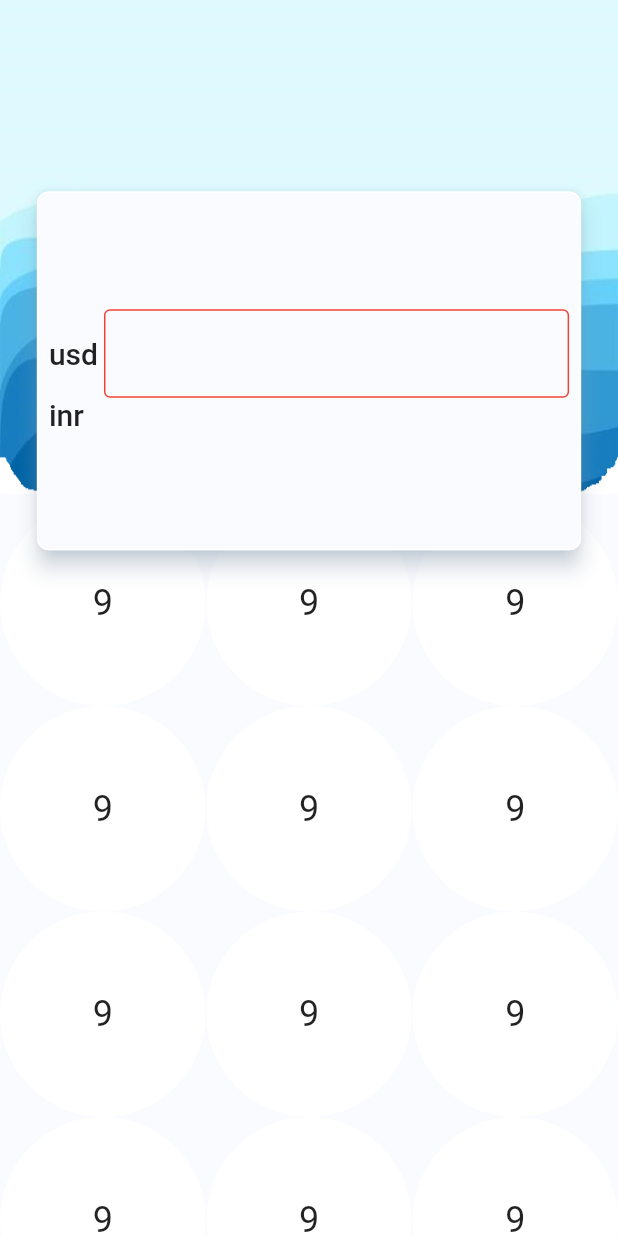
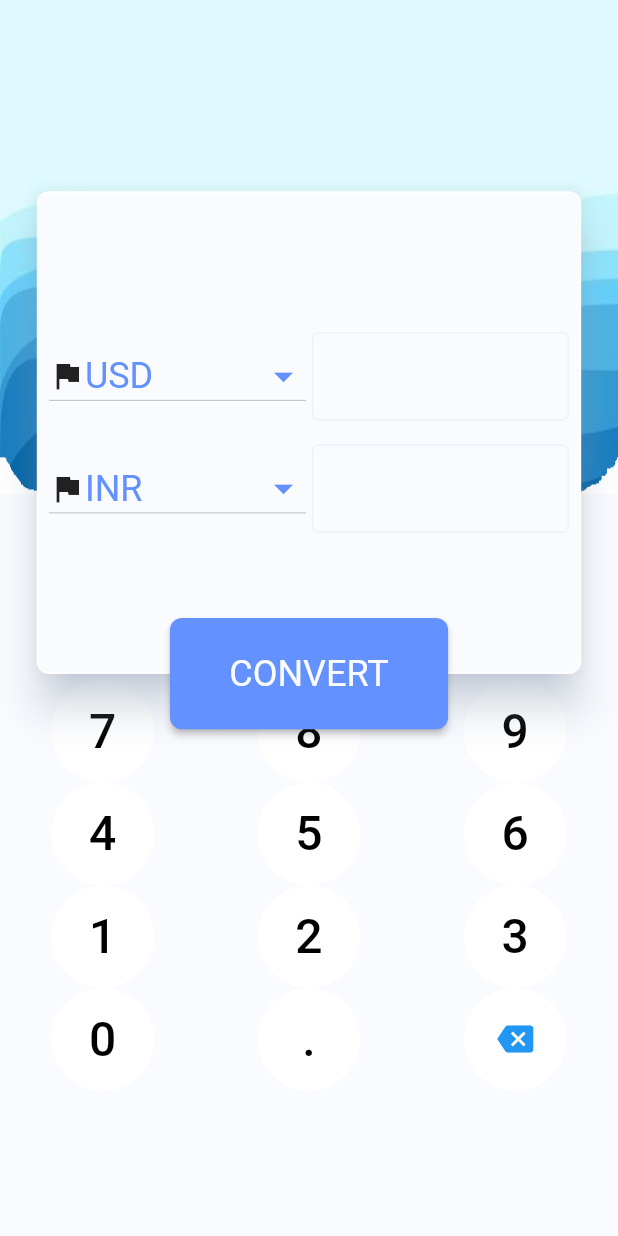
Before and after one commit to tareksmart/currency, a Flutter app: the screen it shows after launch, on a phone screen of 412 x 824 dp. Run offline on Flutter 3.47's test engine with Material 2 defaults, Android fonts, the phone set to English and light mode, and no system bars; our stand-ins replace flutter_staggered_animations.

Commit message:
from work home page

```diff
--- a/lib/view/constant/myConstants.dart
+++ b/lib/view/constant/myConstants.dart
@@ -2,8 +2,9 @@ import 'dart:ui';
 
 class MyColors {
   static Color whiteColor = Color(0xFFFFFFFF);
-  static Color shadowColor = Color(0xFFcee4fb);
+  static Color shadowColor = Color(0xFFd2e6fd);
   static Color greyColor = Color(0xFFE5E5E5);
-  static Color blackColor = Color(0xff17181a);
+  static Color ButtonColor = Color(0xff6391ff);
   static Color primaryColor = Color(0xfffafbff);
+  static Color backGroundTextFieldColor = Color(0xffeef2ff);
 }
--- a/lib/view/pages/myHomePage.dart
+++ b/lib/view/pages/myHomePage.dart
@@ -1,17 +1,18 @@
 import 'package:currencypro/view/constant/myConstants.dart';
+import 'package:currencypro/view/widget/convert_button.dart';
+import 'package:currencypro/view/widget/text_button.dart';
 import 'package:flutter/material.dart';
 import 'package:flutter_staggered_animations/flutter_staggered_animations.dart';
 
+import '../widget/curr_card.dart';
+
 class MyHomePage extends StatelessWidget {
   MyHomePage({Key? key}) : super(key: key);
-  TextEditingController _baseCurrency_controller = TextEditingController();
-  TextEditingController _toCurr_controller = TextEditingController();
-  final _globalKey=GlobalKey<FormState>();
+
   @override
   Widget build(BuildContext context) {
     final size = MediaQuery.of(context).size;
     return Scaffold(
-      extendBody: true,
       body: SingleChildScrollView(
         child: Stack(
           children: [
@@ -27,19 +28,21 @@ class MyHomePage extends StatelessWidget {
                       fit: BoxFit.fill,
                     ),
                   ),
-                  const SizedBox(
-                    height: 4,
+                   SizedBox(
+                    height: size.height * .15,
                   ),
                   SizedBox(
                     height: size.height * .6,
                     child: AnimationLimiter(
                       child: GridView.count(
+                        childAspectRatio: 2,
                         crossAxisSpacing: .5,
                         crossAxisCount: 3,
                         children: List.generate(
+
                             12,
                             (index) => AnimationConfiguration.staggeredGrid(
-                                  position: index,
+                                  position: 10,
                                   duration: const Duration(seconds: 1),
                                   columnCount: 3,
                                   child: ScaleAnimation(
@@ -48,18 +51,11 @@ class MyHomePage extends StatelessWidget {
                                       decoration: BoxDecoration(
                                           shape: BoxShape.circle,
                                           color: MyColors.whiteColor),
-                                      child: TextButton(
-                                        onPressed: () {},
-                                        child: Text(
-                                          '9',
-                                          style: Theme.of(context)
-                                              .textTheme
-                                              .headline5,
-                                        ),
-                                      ),
+                                      child: MyTextButton(index: index,onPress: (){},),
                                     ),
                                   )),
-                                )),
+                                ),
+                       growable: false ),
                       ),
                     ),
                   )
@@ -73,55 +69,18 @@ class MyHomePage extends StatelessWidget {
                 ),
                 Align(
                   alignment: Alignment.center,
-                  child: SizedBox(
-                    height: size.height * .3,
-                    width: size.width * .9,
-
-                    child: Card(
-                      color: MyColors.primaryColor,
-                      elevation: 6,
-                      child: Padding(
-                        padding: const EdgeInsets.symmetric(horizontal: 8.0),
-                        child: Form(
-                          key: _globalKey,
-                          child: Column(
-                            mainAxisAlignment: MainAxisAlignment.center,
-                            children: [
-                              Row(
-                                crossAxisAlignment: CrossAxisAlignment.center,
-                                mainAxisAlignment: MainAxisAlignment.spaceBetween,
-                                children: [
-                                  Text(
-                                    'usd',
-                                    style: Theme.of(context).textTheme.headline6,
-                                  ),
-                                  SizedBox(width: 4,),
-
-                                  Expanded(
-                                    child: TextFormField(
-                                      controller: _baseCurrency_controller,
-                                      decoration: InputDecoration(
-                                          labelStyle:
-                                              Theme.of(context).textTheme.subtitle2),
-                                    ),
-                                  )
-                                ],
-                              ),
-                              Row(
-                                children: [
-                                  Text(
-                                    'inr',
-                                    style: Theme.of(context).textTheme.headline6,
-                                  ),
-                                  //TextFormField()
-                                ],
-                              )
-                            ],
-                          ),
-                        ),
-                      ),
-                    ),
-                  ),
+                  child:Currencycard() ,
+                ),
+              ],
+            ),
+            Column(
+              children: [
+                SizedBox(
+                  height: size.height * .5,
+                ),
+                Align(
+                  alignment: Alignment.center,
+                  child:ConvertButton(text: 'CONVERT', onTab: () {  },size: size,) ,
                 ),
               ],
             )
--- /dev/null
+++ b/lib/view/widget/convert_button.dart
@@ -0,0 +1,32 @@
+import 'package:currencypro/view/constant/myConstants.dart';
+import 'package:flutter/material.dart';
+
+class ConvertButton extends StatelessWidget {
+  const ConvertButton(
+      {Key? key, required this.onTab, required this.text, required this.size})
+      : super(key: key);
+  final VoidCallback onTab;
+  final String text;
+  final Size size;
+
+  @override
+  Widget build(BuildContext context) {
+    return SizedBox(
+      height: size.height * .09,
+      width: size.width * .45,
+      child: ElevatedButton(
+          style: ElevatedButton.styleFrom(
+              primary: MyColors.ButtonColor,
+              shape: RoundedRectangleBorder(
+                  borderRadius: BorderRadius.circular(8))),
+          onPressed: onTab,
+          child: Text(
+            text,
+            style: Theme.of(context)
+                .textTheme
+                .headline5!
+                .copyWith(color: MyColors.primaryColor),
+          )),
+    );
+  }
+}
--- /dev/null
+++ b/lib/view/widget/curr_card.dart
@@ -0,0 +1,126 @@
+import 'package:flutter/material.dart';
+
+import '../constant/myConstants.dart';
+class Currencycard extends StatelessWidget {
+   Currencycard({Key? key}) : super(key: key);
+  TextEditingController _baseCurrency_controller = TextEditingController();
+  TextEditingController _toCurr_controller = TextEditingController();
+  final _globalKey = GlobalKey<FormState>();
+  @override
+  Widget build(BuildContext context) {
+    final size = MediaQuery.of(context).size;
+    return SizedBox(
+      height: size.height * .4,
+      width: size.width * .9,
+      child: Card(
+        shadowColor: MyColors.shadowColor,
+        color: MyColors.primaryColor,
+        elevation: 12,
+        child: Padding(
+          padding: const EdgeInsets.symmetric(horizontal: 8.0),
+          child: Form(
+            key: _globalKey,
+            child: Column(
+              mainAxisAlignment: MainAxisAlignment.center,
+              children: [
+                Row(
+                  crossAxisAlignment: CrossAxisAlignment.center,
+                  mainAxisAlignment:
+                  MainAxisAlignment.spaceBetween,
+                  children: [
+                    Expanded(
+                      child: DropdownButton<String>(
+                        items: [
+                          DropdownMenuItem(
+                            child: Row(
+                              children: [Icon(Icons.flag),
+                                Text(
+                                  'USD',
+                                  style: Theme.of(context)
+                                      .textTheme
+                                      .headline5!
+                                      .copyWith(
+                                      color:
+                                      MyColors.ButtonColor),
+                                ),
+                              ],
+                            ),
+                          )
+                        ],
+                        onChanged: (value) {},
+                        isExpanded: true,
+                        iconEnabledColor: MyColors.ButtonColor,
+                        iconSize: 30,
+                        elevation: 0,
+
+                      ),
+                    ),
+                    const SizedBox(
+                      width: 4,
+                    ),
+                    Expanded(
+                      child: TextFormField(
+                        controller: _baseCurrency_controller,
+                        decoration: InputDecoration(
+                            labelStyle: Theme.of(context)
+                                .textTheme
+                                .subtitle2),
+                      ),
+                    )
+                  ],
+                ),
+                const SizedBox(height: 16,),
+                Row(
+                  crossAxisAlignment: CrossAxisAlignment.center,
+                  mainAxisAlignment:
+                  MainAxisAlignment.spaceBetween,
+                  children: [
+                    Expanded(
+                      child: DropdownButton<String>(
+
+                        items: [
+                          DropdownMenuItem(
+                            child: Row(
+                              children: [Icon(Icons.flag),
+                                Text(
+                                  'INR',
+                                  style: Theme.of(context)
+                                      .textTheme
+                                      .headline5!
+                                      .copyWith(
+                                      color:
+                                      MyColors.ButtonColor),
+                                ),
+                              ],
+                            ),
+                          )
+                        ],
+                        onChanged: (value) {},
+                        isExpanded: true,
+                        iconEnabledColor: MyColors.ButtonColor,
+                        iconSize: 30,
+                        elevation: 0,
+                      ),
+                    ),
+                    const SizedBox(
+                      width: 4,
+                    ),
+                    Expanded(
+                      child: TextFormField(
+                        controller: _baseCurrency_controller,
+                        decoration: InputDecoration(
+                            labelStyle: Theme.of(context)
+                                .textTheme
+                                .subtitle2),
+                      ),
+                    )
+                  ],
+                )
+              ],
+            ),
+          ),
+        ),
+      ),
+    );
+  }
+}
--- /dev/null
+++ b/lib/view/widget/text_button.dart
@@ -0,0 +1,98 @@
+import 'package:currencypro/view/constant/myConstants.dart';
+import 'package:flutter/material.dart';
+
+class MyTextButton extends StatelessWidget {
+  const MyTextButton({Key? key, required this.onPress, required this.index})
+      : super(key: key);
+
+  final VoidCallback onPress;
+  final int index;
+  @override
+  Widget build(BuildContext context) {
+    if (index == 0) {
+      return TextButton(
+          onPressed: onPress,
+          child: Text(
+            '7',
+            style: Theme.of(context)
+                .textTheme
+                .headline5!
+                .copyWith(color: Colors.black,fontWeight: FontWeight.w500,fontSize: 32)
+               ,
+          ));
+    } else if (index == 1) {
+      return TextButton(onPressed: onPress, child: Text('8',
+        style: Theme.of(context)
+            .textTheme
+            .headline5!
+            .copyWith(color: Colors.black,fontWeight: FontWeight.w500,fontSize: 32)
+        ,));
+    } else if (index == 2) {
+      return TextButton(onPressed: onPress, child: Text('9',
+        style: Theme.of(context)
+            .textTheme
+            .headline5!
+            .copyWith(color: Colors.black,fontWeight: FontWeight.w500,fontSize: 32)
+        ,));
+    } else if (index == 3) {
+      return TextButton(onPressed: onPress, child: Text('4',
+        style: Theme.of(context)
+            .textTheme
+            .headline5!
+            .copyWith(color: Colors.black,fontWeight: FontWeight.w500,fontSize: 32)
+        ,));
+    } else if (index == 4) {
+      return TextButton(onPressed: onPress, child: Text('5',
+        style: Theme.of(context)
+            .textTheme
+            .headline5!
+            .copyWith(color: Colors.black,fontWeight: FontWeight.w500,fontSize: 32)
+        ,));
+    } else if (index == 5) {
+      return TextButton(onPressed: onPress, child: Text('6',
+        style: Theme.of(context)
+            .textTheme
+            .headline5!
+            .copyWith(color: Colors.black,fontWeight: FontWeight.w500,fontSize: 32)
+        ,));
+    } else if (index == 6) {
+      return TextButton(onPressed: onPress, child: Text('1',
+        style: Theme.of(context)
+            .textTheme
+            .headline5!
+            .copyWith(color: Colors.black,fontWeight: FontWeight.w500,fontSize: 32)
+        ,));
+    } else if (index == 7) {
+      return TextButton(onPressed: onPress, child: Text('2',
+        style: Theme.of(context)
+            .textTheme
+            .headline5!
+            .copyWith(color: Colors.black,fontWeight: FontWeight.w500,fontSize: 32)
+        ,));
+    } else if (index == 8) {
+      return TextButton(onPressed: onPress, child: Text('3',
+        style: Theme.of(context)
+            .textTheme
+            .headline5!
+            .copyWith(color: Colors.black,fontWeight: FontWeight.w500,fontSize: 32)
+        ,));
+    } else if (index == 9) {
+      return TextButton(onPressed: onPress, child: Text('0',
+        style: Theme.of(context)
+            .textTheme
+            .headline5!
+            .copyWith(color: Colors.black,fontWeight: FontWeight.w500,fontSize: 32)
+        ,));
+    } else if (index == 10) {
+      return TextButton(onPressed: onPress, child: Text('.',
+        style: Theme.of(context)
+            .textTheme
+            .headline5!
+            .copyWith(color: Colors.black,fontWeight: FontWeight.w500,fontSize: 32)
+        ,));
+    } else if (index == 11) {
+      return TextButton(onPressed: onPress, child: const Icon(Icons.backspace));
+    } else
+      return Text('');
+  }
+}
--- a/lib/view/widget/theme.dart
+++ b/lib/view/widget/theme.dart
@@ -20,11 +20,11 @@ ThemeData mytheme(BuildContext context) {
     ),
     scaffoldBackgroundColor: const Color(0xfffafbff),
     inputDecorationTheme: InputDecorationTheme(
-      fillColor: const Color(0xFFE5E5E5),
+      fillColor: MyColors.backGroundTextFieldColor,
       labelStyle: Theme.of(context).textTheme.subtitle1,
       focusedBorder: OutlineInputBorder(
         borderRadius: BorderRadius.circular(6.0),
-        borderSide: const BorderSide(color: Colors.red),
+        borderSide:  BorderSide(color: MyColors.ButtonColor),
       ),
       disabledBorder: OutlineInputBorder(
         borderRadius: BorderRadius.circular(4.0),
@@ -32,7 +32,7 @@ ThemeData mytheme(BuildContext context) {
       ),
       enabledBorder: OutlineInputBorder(
         borderRadius: BorderRadius.circular(4.0),
-        borderSide: const BorderSide(color: Colors.red),
+        borderSide:  BorderSide(color: MyColors.backGroundTextFieldColor),
       ),
       errorBorder: OutlineInputBorder(
         borderRadius: BorderRadius.circular(4.0),
--- a/pubspec.yaml
+++ b/pubspec.yaml
@@ -8,7 +8,7 @@ publish_to: 'none' # Remove this line if you wish to publish to pub.dev
 version: 1.0.0+1
 
 environment:
-  sdk: '>=2.18.1 <3.0.0'
+  sdk: '>=2.17.1 <3.0.0'
 
 
 dependencies:
```
Also changed, not shown: attachment.png (added), curr.png (added), preview.jpg (added), pubspec.lock.
